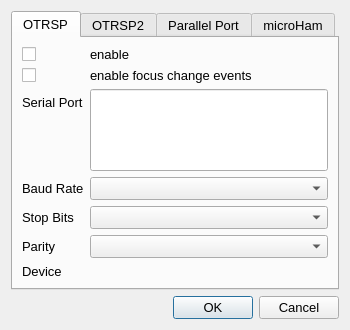
The window that so2sdr/so2rdialog.ui (n4ogw/so2sdr) describes before a commit, drawn with Qt 5.
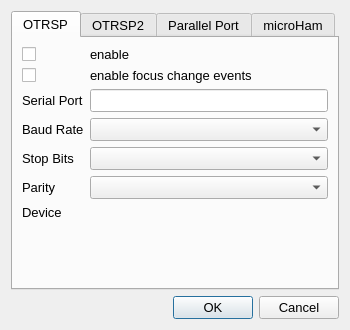
The same window after the commit.

```diff
--- a/so2sdr/so2rdialog.ui
+++ b/so2sdr/so2rdialog.ui
@@ -89,7 +89,7 @@
          <item row="2" column="1">
           <widget class="QLineEdit" name="lineEditOTRSPPort1">
            <property name="sizePolicy">
-            <sizepolicy hsizetype="MinimumExpanding" vsizetype="MinimumExpanding">
+            <sizepolicy hsizetype="Expanding" vsizetype="Fixed">
              <horstretch>0</horstretch>
              <verstretch>0</verstretch>
             </sizepolicy>
```
Left out of the diff: 4 changed lines with no effect on the pictures.
